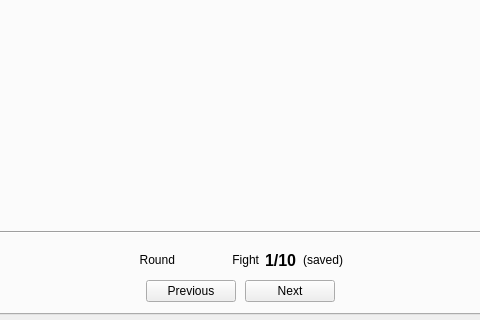
The window that base/MainWindowTeam.ui (fmuecke/Ipponboard) describes before a commit, drawn with Qt 5; both pictures show x 217 to 697 and y 342 to 662 of the 938 by 662 pixel window.
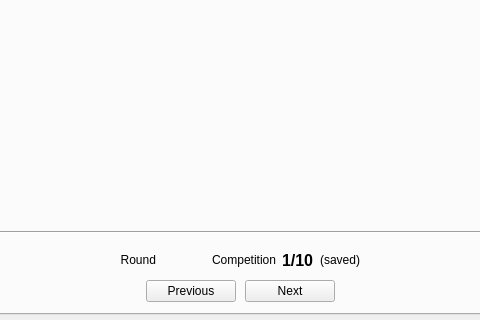
The same window after the commit. Icons and pictures are not drawn. Custom widgets are drawn as their Qt base class.

```diff
--- a/base/MainWindowTeam.ui
+++ b/base/MainWindowTeam.ui
@@ -952,7 +952,7 @@
                  <enum>QFrame::Shadow::Plain</enum>
                 </property>
                 <property name="text">
-                 <string>Fight</string>
+                 <string>Competition</string>
                 </property>
                 <property name="alignment">
                  <set>Qt::AlignmentFlag::AlignRight|Qt::AlignmentFlag::AlignTrailing|Qt::AlignmentFlag::AlignVCenter</set>
```
Left out of the diff: 4 changed lines with no effect on the pictures.
